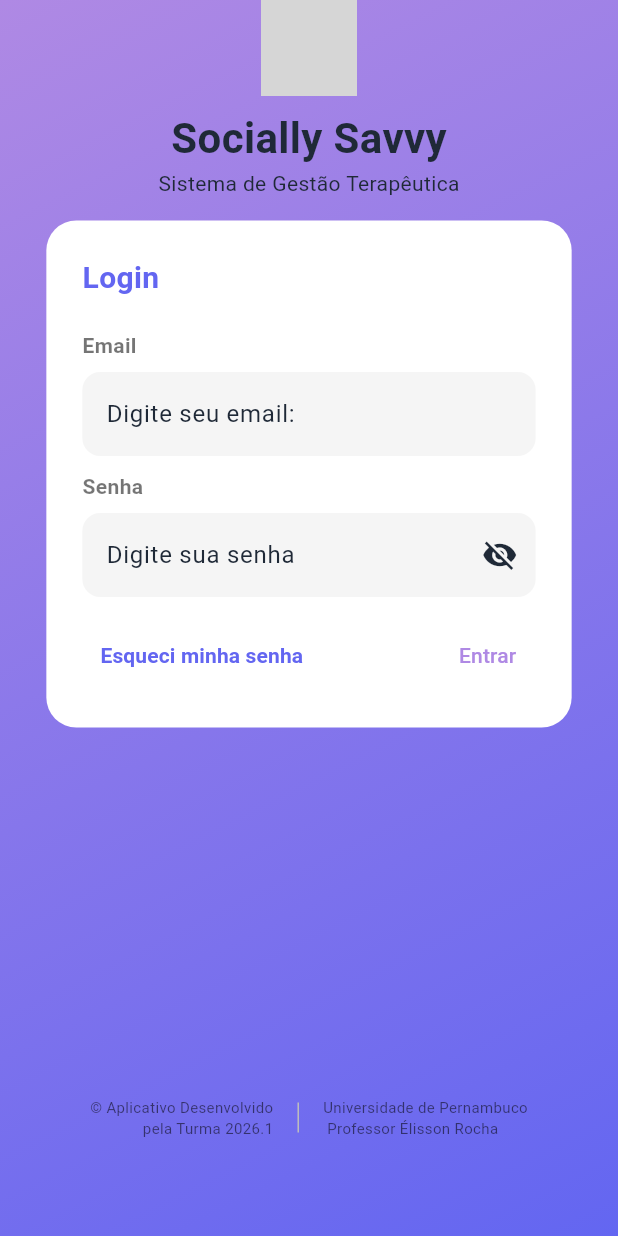
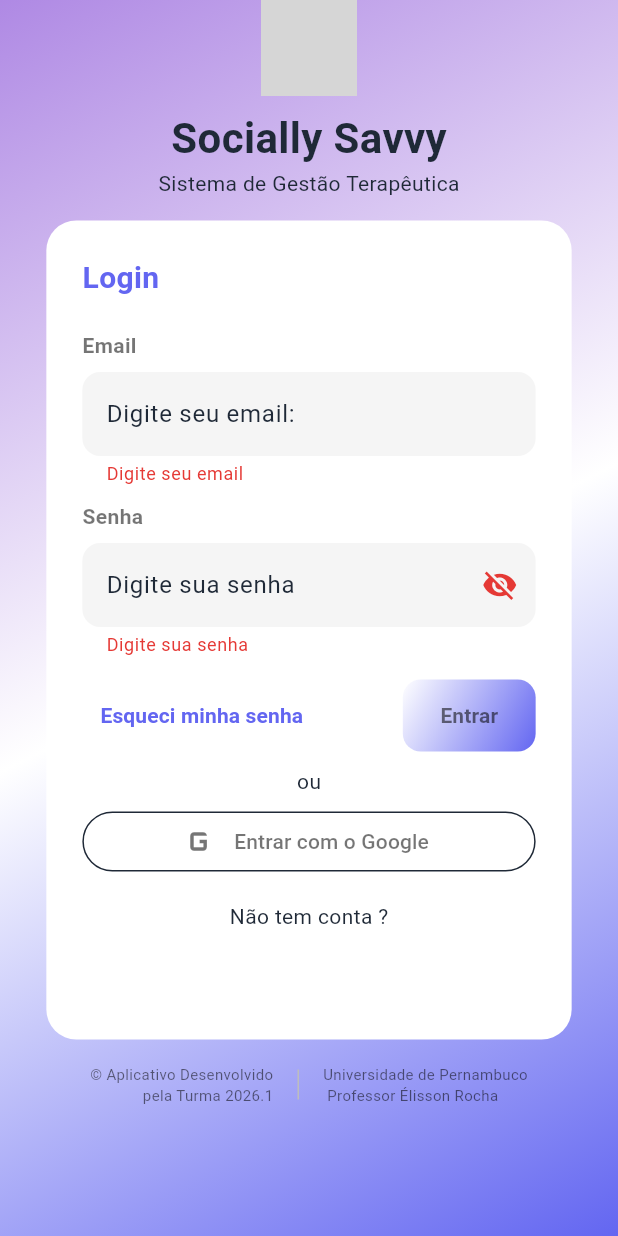
Before and after one commit to Kaickpl/Sistema_espectrum_savvy_front, a Flutter app: the PaginaInicial screen opened directly, after a tap on "Entrar", on a phone screen of 412 x 824 dp. Run offline on Flutter 3.47's test engine with Material 3 defaults, Android fonts, the phone set to English and light mode, and no system bars; grey boxes are pictures that could not be loaded.

Commit message:
mergeando a main na branch de protocolo

```diff
--- a/lib/Config/tema_claro.dart
+++ b/lib/Config/tema_claro.dart
@@ -4,11 +4,11 @@ class tema_claro{
   static final ThemeData tema = ThemeData(
     colorScheme: ColorScheme(
       brightness: Brightness.light,
-      primary: Color(0xFFAF89E4),
+      primary: Color(0xFFFFFFFF),
       onPrimary: Colors.black54,
       secondary: Color(0xFF6366F1),
       onSecondary: Colors.white,
-      tertiary: Color(0xFF8B5CF6),
+      tertiary: Color(0xFFAF89E4),
       onTertiary: Colors.white,
       error: Color(0xFFE53935),
       onError: Colors.white,
--- /dev/null
+++ b/lib/View/Pages/pagina_cadastro.dart
@@ -0,0 +1,19 @@
+import 'package:espectrum_front/View/Widgets/fundo_tela.dart';
+import 'package:flutter/material.dart';
+
+class TelaCadastro extends StatelessWidget {
+  const TelaCadastro({super.key});
+
+  @override
+  Widget build(BuildContext context) {
+    return Scaffold(
+      body: FundoTela(
+        child: SafeArea(
+          child: SingleChildScrollView(
+
+          ),
+        ),
+      ),
+    );
+  }
+}
--- a/lib/View/Pages/pagina_inicial.dart
+++ b/lib/View/Pages/pagina_inicial.dart
@@ -1,6 +1,5 @@
 import 'package:espectrum_front/View/Pages/trocar_senha.dart';
 import 'package:flutter/material.dart';
-
 import '../Widgets/fundo_tela.dart';
 import '../Widgets/logo_container.dart';
 import '../Widgets/roda_pe.dart';
@@ -31,9 +30,7 @@ class _PaginaInicialState extends State<PaginaInicial> {
                 child: Column(
                   mainAxisSize: MainAxisSize.min,
                   children: [
-                    LogoContainer(
-                      nomePage: "Sistema de Gestão Terapêutica",
-                    ),
+                    LogoContainer(nomePage: "Sistema de Gestão Terapêutica"),
 
                     SizedBox(height: 15),
 
@@ -55,9 +52,9 @@ class _PaginaInicialState extends State<PaginaInicial> {
                                 style: TextStyle(
                                   fontSize: 20,
                                   fontWeight: FontWeight.bold,
-                                  color: Theme.of(context)
-                                      .colorScheme
-                                      .secondary,
+                                  color: Theme.of(
+                                    context,
+                                  ).colorScheme.secondary,
                                 ),
                               ),
 
@@ -67,9 +64,9 @@ class _PaginaInicialState extends State<PaginaInicial> {
                                 "Email",
                                 style: TextStyle(
                                   fontWeight: FontWeight.w600,
-                                  color: Theme.of(context)
-                                      .colorScheme
-                                      .onPrimary,
+                                  color: Theme.of(
+                                    context,
+                                  ).colorScheme.onPrimary,
                                 ),
                               ),
 
@@ -103,9 +100,9 @@ class _PaginaInicialState extends State<PaginaInicial> {
                                 style: TextStyle(
                                   fontSize: 14,
                                   fontWeight: FontWeight.bold,
-                                  color: Theme.of(context)
-                                      .colorScheme
-                                      .onPrimary,
+                                  color: Theme.of(
+                                    context,
+                                  ).colorScheme.onPrimary,
                                 ),
                               ),
 
@@ -150,38 +147,115 @@ class _PaginaInicialState extends State<PaginaInicial> {
 
                               Row(
                                 mainAxisAlignment:
-                                MainAxisAlignment.spaceBetween,
+                                    MainAxisAlignment.spaceBetween,
                                 children: [
                                   TextButton(
                                     onPressed: () {
-                                      Navigator.push(context, MaterialPageRoute(builder: (context) => const TrocarSenha(),
-                                      ),
+                                      Navigator.push(
+                                        context,
+                                        MaterialPageRoute(
+                                          builder: (context) =>
+                                              const TrocarSenha(),
+                                        ),
                                       );
                                     },
                                     child: Text(
                                       "Esqueci minha senha",
                                       style: TextStyle(
                                         fontWeight: FontWeight.bold,
-                                        color: Theme.of(context)
-                                            .colorScheme
-                                            .secondary,
+                                        color: Theme.of(
+                                          context,
+                                        ).colorScheme.secondary,
                                       ),
                                     ),
                                   ),
                                   SizedBox(height: 20),
-                                  TextButton(
-                                    onPressed: (){},
-                                    child: Text("Entrar"),
-                                  )
+                                  Container(
+                                    decoration: BoxDecoration(
+                                      borderRadius: BorderRadius.circular(12),
+                                      gradient: LinearGradient(
+                                        begin: Alignment.topLeft,
+                                        end: Alignment.bottomRight,
+                                        colors: [
+                                          Theme.of(context).colorScheme.primary,
+                                          Theme.of(
+                                            context,
+                                          ).colorScheme.secondary,
+                                        ],
+                                      ),
+                                    ),
+                                    child: TextButton(
+                                      style: TextButton.styleFrom(
+                                        padding: EdgeInsets.symmetric(
+                                          horizontal: 25,
+                                          vertical: 12,
+                                        ),
+                                        shape: RoundedRectangleBorder(
+                                          borderRadius:
+                                              BorderRadiusGeometry.circular(12),
+                                        ),
+                                      ),
+                                      onPressed: () {
+                                        if (_formKey.currentState!.validate()) {
+                                          //Navigator.push(context, MaterialPageRoute(builder: (context)=> const Home());
+                                        }
+                                      },
+                                      child: Text(
+                                        "Entrar",
+                                        style: TextStyle(
+                                          color: Theme.of(
+                                            context,
+                                          ).colorScheme.onPrimary,
+                                          fontWeight: FontWeight.bold,
+                                        ),
+                                      ),
+                                    ),
+                                  ),
                                 ],
                               ),
+                              SizedBox(height: 10),
+
+                              Center(child: Text("ou")),
+
+                              SizedBox(height: 10),
+                              SizedBox(
+                                width: double.infinity,
+                                height: 40,
+                                child: OutlinedButton.icon(
+                                  onPressed: () {},
+                                  icon: Icon(
+                                    Icons.g_mobiledata,
+                                    size: 30,
+                                    color: Theme.of(
+                                      context,
+                                    ).colorScheme.onPrimary,
+                                  ),
+                                  label: Text(
+                                    "Entrar com o Google",
+                                    style: TextStyle(
+                                      color: Theme.of(
+                                        context,
+                                      ).colorScheme.onPrimary,
+                                    ),
+                                  ),
+                                ),
+                              ),
+                              SizedBox(height: 20,),
+                              Center(
+                                child: Text("Não tem conta ?"),
+                              ),
+                              Center(
+                                child: TextButton(onPressed:(){
+                                }, child: Text("Criar conta"),
+                                ),
+                              )
+
                             ],
                           ),
                         ),
                       ),
                     ),
 
-                    SizedBox(height: 230),
 
                     RodaPe(),
                   ],
@@ -191,6 +265,6 @@ class _PaginaInicialState extends State<PaginaInicial> {
           ),
         ),
       ),
-      );
+    );
   }
 }
--- a/lib/View/Pages/pagina_protocolo.dart
+++ b/lib/View/Pages/pagina_protocolo.dart
@@ -15,7 +15,7 @@ class _PaginaProtocoloState extends State<PaginaProtocolo> {
     return Scaffold(
       backgroundColor: Theme.of(context).scaffoldBackgroundColor,
       appBar: CabecalhoPadrao(titulo: "Protocolo Soccially Savvy"),
-      endDrawer: DrawerPadrao(  ),
+      endDrawer: DrawerPadrao(),
       body: Center(
         child: SafeArea(bottom: false, child: SingleChildScrollView()),
       ),
--- a/lib/View/Widgets/fundo_tela.dart
+++ b/lib/View/Widgets/fundo_tela.dart
@@ -15,6 +15,7 @@ class FundoTela extends StatelessWidget {
           begin: Alignment.topLeft,
           end: Alignment.bottomRight,
           colors: [
+            Theme.of(context).colorScheme.tertiary,
             Theme.of(context).colorScheme.primary,
             Theme.of(context).colorScheme.secondary,
           ],
```
